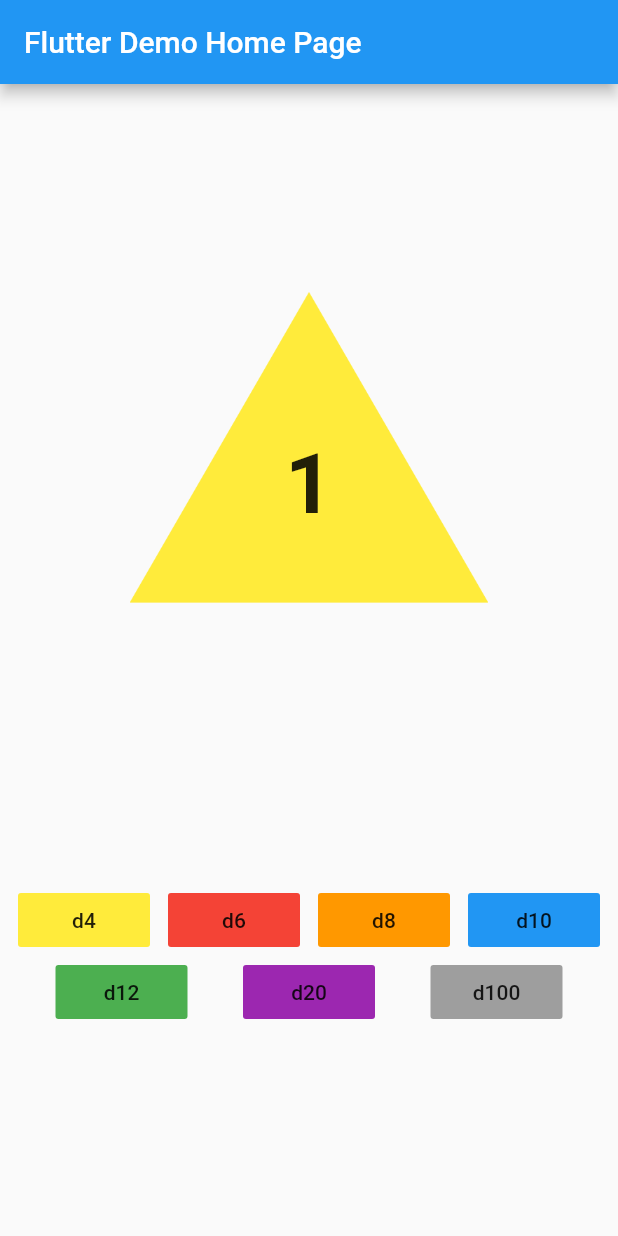
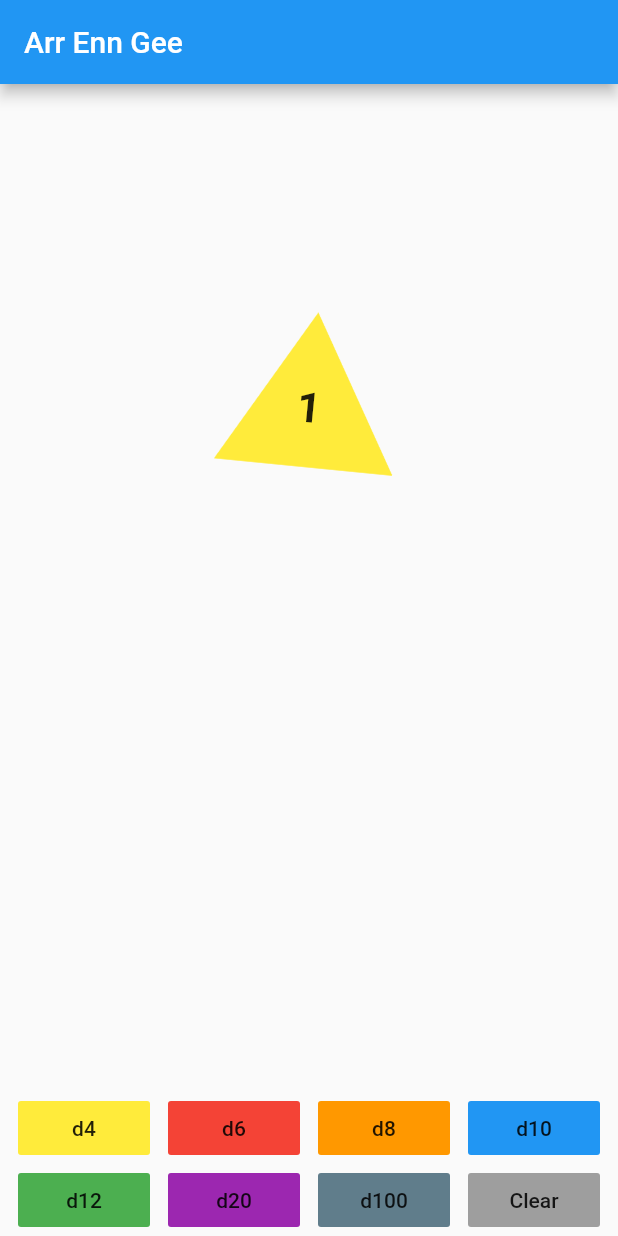
Before and after one commit to JesseDotEXE/ArrEnnGee, a Flutter app: the screen it shows after launch, after a tap on "d4", on a phone screen of 412 x 824 dp. Run offline on Flutter 3.47's test engine with Material 2 defaults, Android fonts, the light colour scheme and no system bars.

Commit message:
Mostly done just with a bug.

```diff
--- a/lib/dice_roller.dart
+++ /dev/null
@@ -1,9 +0,0 @@
-import 'dart:math';
-
-class DiceRoller {
-    DiceRoller() {}
-
-    int roll(int size) {
-      return Random().nextInt(size) + 1;
-    }
-}
--- a/lib/main.dart
+++ b/lib/main.dart
@@ -1,10 +1,12 @@
+import 'package:flutter/cupertino.dart';
 import 'package:flutter/material.dart';
-import 'package:flutter_svg/flutter_svg.dart';
-import 'dice_roller.dart';
+import 'dart:math';
 
-void main() => runApp(MyApp());
+import 'roll.dart';
 
-class MyApp extends StatelessWidget {
+void main() => runApp(ArrEnnGeeApp());
+
+class ArrEnnGeeApp extends StatelessWidget {
   // This widget is the root of your application.
   @override
   Widget build(BuildContext context) {
@@ -13,31 +15,61 @@ class MyApp extends StatelessWidget {
       theme: ThemeData(
         primarySwatch: Colors.blue,
       ),
-      home: MyHomePage(title: 'Flutter Demo Home Page'),
+      home: ArrEnnGee(title: 'Arr Enn Gee'),
     );
   }
 }
 
-class MyHomePage extends StatefulWidget {
-  MyHomePage({Key key, this.title}) : super(key: key);
+class ArrEnnGee extends StatefulWidget {
+  ArrEnnGee({Key key, this.title}) : super(key: key);
 
   final String title;
 
   @override
-  _MyHomePageState createState() => _MyHomePageState();
+  _ArrEnnGeeState createState() => _ArrEnnGeeState();
 }
 
-class _MyHomePageState extends State<MyHomePage> {
-  DiceRoller roller = new DiceRoller();
-  int currentDie = 4;
-  Color currentColor = Colors.white;
-  int result = 0;
+class _ArrEnnGeeState extends State<ArrEnnGee> {
+  List<Roll> rollHistory = [];
+  int currentDie;
+  Color currentColor;
+  int gridColumns;
 
-  void rollDice(int size, Color color) {
+  @override
+  void initState() {
+    super.initState();
+
+    rollHistory = [];
+    currentDie = 4;
+    currentColor = Colors.white;
+    gridColumns = 1;
+  }
+
+  void rollDice(int sides, Color color) {
     setState(() {
-      currentDie = size;
+      currentDie = sides;
       currentColor = color;
-      result = roller.roll(size);
+
+      if (this.rollHistory.length >= 12) {
+        print('Clearing History');
+        this.rollHistory.clear();
+      }
+
+      Roll newRoll = new Roll(sides: sides.toString(), result:  (Random().nextInt(sides) + 1).toString(), color: color);
+      print('newRoll - sides: ' + newRoll.sides + ' result: ' + newRoll.result);
+      this.rollHistory.add(newRoll);
+
+      if (this.rollHistory.length > 1) {
+        this.gridColumns = (this.rollHistory.length / 6).ceil() + 1;
+      } else {
+        this.gridColumns = 1;
+      }
+    });
+  }
+
+  void clearHistory() {
+    setState(() {
+      this.rollHistory.clear();
     });
   }
 
@@ -50,27 +82,15 @@ class _MyHomePageState extends State<MyHomePage> {
       body: Container(
         child: Column(
           mainAxisAlignment: MainAxisAlignment.spaceEvenly,
-          children: <Widget>[
-            Stack(
-              alignment: Alignment.center,
-              children: <Widget>[
-                Container(
-                  child: Image(
-                    image: AssetImage('lib/assets/d$currentDie.png'),
-                    color: currentColor,
-                    width: 256,
-                    height: 256,
-                  ),
-                ),
-                Text(
-                    result.toString(),
-                    style: TextStyle(
-                      fontWeight: FontWeight.bold,
-                      fontStyle: FontStyle.normal,
-                      fontSize: 56.0,
-                    )
-                ),
-              ],
+          children: <Widget> [
+            Expanded(
+              child: GridView.count(
+                padding: EdgeInsets.fromLTRB(10, 20, 10, 10),
+                mainAxisSpacing: 15,
+                crossAxisSpacing: 15,
+                crossAxisCount: this.gridColumns,
+                children:  this.rollHistory.toList()
+              ),
             ),
             Column(
               children: <Widget>[
@@ -113,9 +133,14 @@ class _MyHomePageState extends State<MyHomePage> {
                         child: Text('d20')
                     ),
                     FlatButton(
-                        onPressed: () { rollDice(100, Colors.grey); },
+                        onPressed: () { rollDice(100, Colors.blueGrey); },
+                        color: Colors.blueGrey,
+                        child: Text('d100')
+                    ),
+                    FlatButton(
+                        onPressed: () { clearHistory(); },
                         color: Colors.grey,
-                        child: Text('d100')
+                        child: Text('Clear')
                     ),
                   ],
                 ),
--- /dev/null
+++ b/lib/roll.dart
@@ -0,0 +1,69 @@
+import 'package:flutter/material.dart';
+
+class Roll extends StatefulWidget {
+  String sides;
+  String result;
+  Color color;
+
+  Roll({ this.sides, this.result, this.color });
+
+  @override
+  RollState createState() => RollState( sides: this.sides, result: this.result, color: this.color );
+}
+
+class RollState extends State<Roll> with TickerProviderStateMixin {
+  String sides;
+  String result;
+  Color color;
+  AnimationController _controller;
+  Animation<double> _animation;
+
+  RollState({ this.sides, this.result, this.color });
+
+  @override
+  void initState() {
+    super.initState();
+    _controller = AnimationController(
+      duration: const Duration(seconds: 2),
+      vsync: this,
+    )..forward();
+    _animation = CurvedAnimation(
+      parent: _controller,
+      curve: Curves.elasticOut,
+    );
+  }
+
+  @override
+  void dispose() {
+    _controller.dispose();
+    super.dispose();
+  }
+
+  @override
+  Widget build(BuildContext context) {
+    return RotationTransition(
+      turns: _animation,
+      child: Stack(
+        alignment: Alignment.center,
+        children: <Widget>[
+          Container(
+            child: Image(
+              image: AssetImage('lib/assets/d$sides.png'),
+              color: color,
+              width: 128,
+              height: 128,
+            ),
+          ),
+          Text(
+              result.toString(),
+              style: TextStyle(
+                fontWeight: FontWeight.bold,
+                fontStyle: FontStyle.normal,
+                fontSize: 28.0,
+              )
+          ),
+        ],
+      )
+    );
+  }
+}
```
